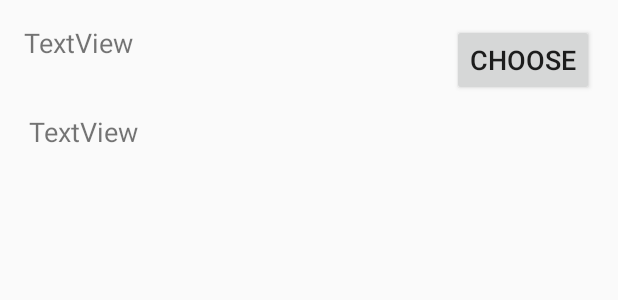
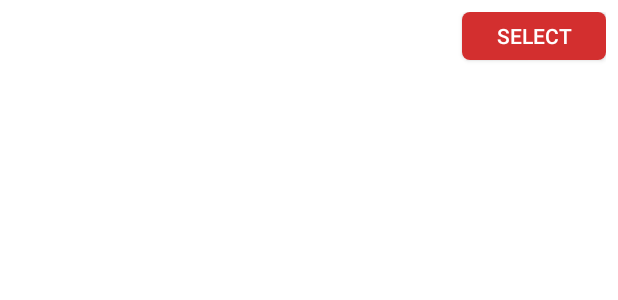
Before and after one commit to athirahnabila/SUKARELA2, an Android app: the layout item_task.xml on its own in the app's theme, with its tools: preview values and no code run, on a phone screen of 412 x 824 dp. Shown: the top 300 px of the screen. Run offline under Robolectric (Android 15) with nearby library versions, the phone set to English and light mode, and no system bars; Roboto replaces fonts that are not available here.

Commit message:
exzray power

```diff
--- a/app/src/main/java/com/example/robin/sukarela/adapter/EventAdapter.java
+++ b/app/src/main/java/com/example/robin/sukarela/adapter/EventAdapter.java
@@ -51,7 +51,7 @@ public class EventAdapter extends ArrayAdapter {
             vh = (ViewHolder) convertView.getTag();
         }
 
-       // vh.image.setImageResource(event.getImage());
+        vh.image.setImageResource(event.getImage());
         vh.text_title.setText(event.getTitle());
         vh.text_date_event.setText(event.getDate_event());
 
--- a/app/src/main/java/com/example/robin/sukarela/adapter/TaskAdapter.java
+++ b/app/src/main/java/com/example/robin/sukarela/adapter/TaskAdapter.java
@@ -14,15 +14,13 @@ import com.example.robin.sukarela.model.Task;
 
 import java.util.List;
 
-public class TaskAdapter extends ArrayAdapter{
-
-
+public class TaskAdapter extends ArrayAdapter<Task> {
 
     private Context mContext;
     private List<Task> mList;
 
     public TaskAdapter(Context context, List<Task> events) {
-        super(context, R.layout.item_task,events);
+        super(context, R.layout.item_task, events);
 
         mList = events;
         mContext = context;
@@ -47,19 +45,16 @@ public class TaskAdapter extends ArrayAdapter{
             LayoutInflater inflater = LayoutInflater.from(mContext);
 
             convertView = inflater.inflate(R.layout.item_task, parent, false);
-            vh.textTask = convertView.findViewById(R.id.tvTask);
-            vh.textDesc = convertView.findViewById(R.id.tvDesc);
+            convertView.setTag(vh);
 
+            vh.textTask = convertView.findViewById(R.id.task_text_title);
+            vh.textDesc = convertView.findViewById(R.id.task_text_description);
+        }else {
+            vh = (ViewHolder) convertView.getTag();
+        }
 
-            vh.textTask.setText(task.getTitle());
-            vh.textDesc.setText(task.getDescription());
-        } else {
-            LayoutInflater inflater = LayoutInflater.from(mContext);
-
-            convertView = inflater.inflate(R.layout.item_task_title, parent, false);
-            vh.textTask = convertView.findViewById(R.id.tvTitle);
-            vh.textTask.setText(task.getTitle());
-        }
+        vh.textTask.setText(task.getTitle());
+        vh.textDesc.setText(task.getDescription());
 
         return convertView;
     }
--- a/app/src/main/java/com/example/robin/sukarela/model/Task.java
+++ b/app/src/main/java/com/example/robin/sukarela/model/Task.java
@@ -10,7 +10,6 @@ public class Task {
     public Task(String title, String description) {
         this.title = title;
         this.description = description;
-
     }
 
 
@@ -30,7 +29,6 @@ public class Task {
         this.description = description;
     }
 
-
     public boolean isStatus() {
         return status;
     }
--- /dev/null
+++ b/app/src/main/res/drawable/button_select.xml
@@ -0,0 +1,16 @@
+<?xml version="1.0" encoding="utf-8"?>
+<selector xmlns:android="http://schemas.android.com/apk/res/android">
+    <item android:state_pressed="true">
+        <shape android:shape="rectangle">
+            <corners android:radius="5dp"/>
+            <solid android:color="@color/red_500"/>
+        </shape>
+    </item>
+
+    <item>
+        <shape android:shape="rectangle">
+            <corners android:radius="5dp"/>
+            <solid android:color="@color/red_700"/>
+        </shape>
+    </item>
+</selector>
--- a/app/src/main/res/layout/item_task.xml
+++ b/app/src/main/res/layout/item_task.xml
@@ -1,65 +1,40 @@
 <?xml version="1.0" encoding="utf-8"?>
-<android.support.constraint.ConstraintLayout xmlns:android="http://schemas.android.com/apk/res/android"
-    xmlns:app="http://schemas.android.com/apk/res-auto"
-    xmlns:tools="http://schemas.android.com/tools"
+<RelativeLayout xmlns:android="http://schemas.android.com/apk/res/android"
     android:layout_width="match_parent"
     android:layout_height="match_parent"
-    tools:layout_editor_absoluteY="25dp">
-
+    android:background="@color/white"
+    android:padding="8dp">
 
     <TextView
-        android:id="@+id/tvTask"
-        android:layout_width="0dp"
-        android:layout_height="0dp"
-        android:layout_alignParentStart="true"
+        android:id="@+id/task_text_title"
+        android:layout_width="match_parent"
+        android:layout_height="wrap_content"
         android:layout_alignParentTop="true"
-        android:layout_marginBottom="17dp"
-        android:layout_marginEnd="89dp"
-        android:layout_marginLeft="16dp"
-        android:layout_marginRight="89dp"
-        android:layout_marginStart="16dp"
-        android:layout_marginTop="16dp"
-        android:text="TextView"
-        android:textSize="18sp"
-        app:layout_constraintBottom_toTopOf="@+id/tvDesc"
-        app:layout_constraintEnd_toStartOf="@+id/bTask"
-        app:layout_constraintStart_toStartOf="parent"
-        app:layout_constraintTop_toTopOf="parent" />
-
+        android:layout_marginEnd="8dp"
+        android:layout_marginRight="8dp"
+        android:layout_toStartOf="@id/task_button_select"
+        android:layout_toLeftOf="@id/task_button_select"
+        android:textColor="@color/black"
+        android:textSize="22sp"
+        android:textStyle="bold" />
 
     <TextView
-        android:id="@+id/tvDesc"
-        android:layout_width="0dp"
-        android:layout_height="0dp"
-        android:layout_alignParentTop="true"
-        android:layout_alignStart="@+id/tvTask"
-        android:layout_marginBottom="400dp"
-        android:layout_marginEnd="19dp"
-        android:layout_marginLeft="19dp"
-        android:layout_marginRight="19dp"
-        android:layout_marginStart="19dp"
-        android:text="TextView"
-        android:textSize="18sp"
-        app:layout_constraintBottom_toBottomOf="parent"
-        app:layout_constraintEnd_toEndOf="parent"
-        app:layout_constraintStart_toStartOf="parent"
-        app:layout_constraintTop_toBottomOf="@+id/bTask" />
+        android:id="@+id/task_text_description"
+        android:layout_width="match_parent"
+        android:layout_height="64dp"
+        android:layout_below="@id/task_button_select"
+        android:layout_marginTop="18dp"
+        android:textColor="@color/black"
+        android:textSize="16sp" />
 
     <Button
-        android:id="@+id/bTask"
-        android:layout_width="wrap_content"
-        android:layout_height="wrap_content"
-        android:layout_alignBaseline="@+id/tvTask"
+        android:id="@+id/task_button_select"
+        android:layout_width="96dp"
+        android:layout_height="32dp"
+        android:layout_alignParentTop="true"
         android:layout_alignParentEnd="true"
-        android:layout_marginBottom="11dp"
-        android:layout_marginEnd="16dp"
-        android:layout_marginRight="16dp"
-        android:layout_marginTop="16dp"
-        android:text="CHOOSE"
-        android:textSize="18sp"
-        app:layout_constraintBottom_toTopOf="@+id/tvDesc"
-        app:layout_constraintEnd_toEndOf="parent"
-        app:layout_constraintStart_toEndOf="@+id/tvTask"
-        app:layout_constraintTop_toTopOf="parent" />
-
-</android.support.constraint.ConstraintLayout>
+        android:layout_alignParentRight="true"
+        android:background="@drawable/button_select"
+        android:text="@string/text_select"
+        android:textColor="@color/white" />
+</RelativeLayout>
--- a/app/src/main/res/values/strings.xml
+++ b/app/src/main/res/values/strings.xml
@@ -14,4 +14,5 @@
     <string name="text_home">Home</string>
     <string name="text_join">Join</string>
     <string name="text_profile">Profile</string>
+    <string name="text_select">select</string>
 </resources>
--- a/app/src/main/res/values/styles.xml
+++ b/app/src/main/res/values/styles.xml
@@ -5,7 +5,7 @@
         <item name="colorPrimaryDark">@color/colorPrimaryDark</item>
         <item name="colorAccent">@color/white</item>
 
-        <item name="android:textColorSecondary">@color/white</item>
+
         <item name="actionMenuTextColor">@color/white</item>
     </style>
 
```
